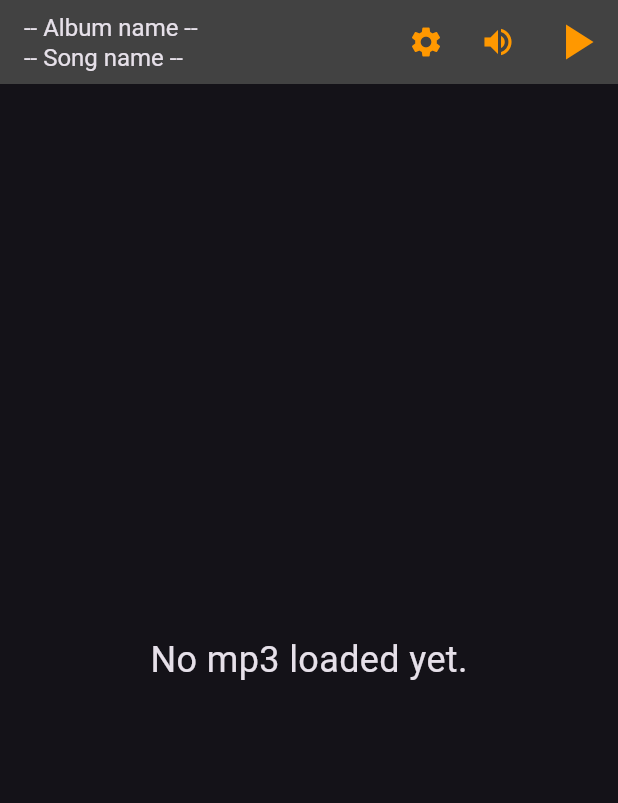
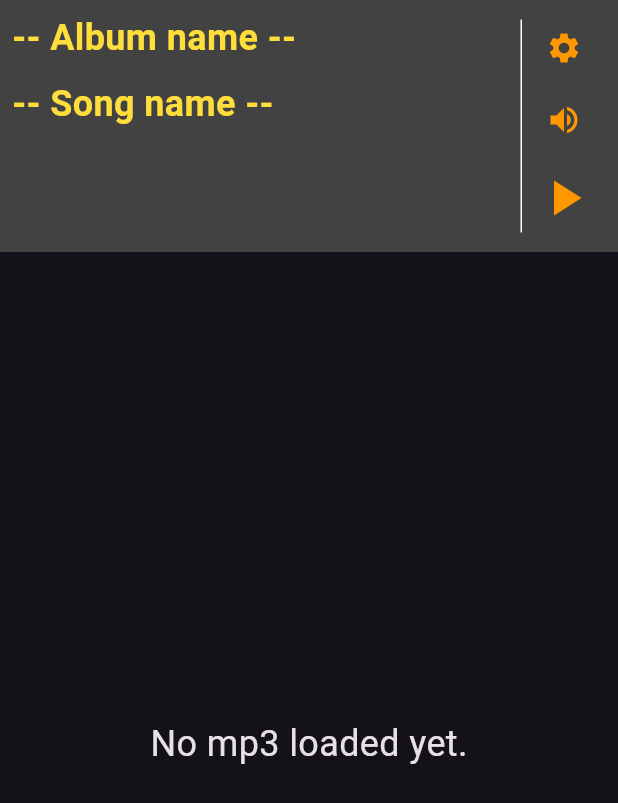
Before and after one commit to Movinghead333/flow_lyrix, a Flutter app: the screen it shows after launch, on a phone screen of 412 x 824 dp. Shown: the top 803 px of the screen. Run offline on Flutter 3.47's test engine with Material 3 defaults, Android fonts, the phone set to English and light mode, and no system bars; our stand-ins replace flutter_colorpicker, get_storage, just_audio, rxdart; missing offline and left inert: audio_session, christian_lyrics, flutter_media_metadata, receive_sharing_intent, sylt_parser, uri_to_file_new; statements that could not run were skipped.

Commit message:
Version 0.13.1 working

````diff
--- /dev/null
+++ b/devtools_options.yaml
@@ -0,0 +1,3 @@
+description: This file stores settings for Dart & Flutter DevTools.
+documentation: https://docs.flutter.dev/tools/devtools/extensions#configure-extension-enablement-states
+extensions:
--- a/lib/main.dart
+++ b/lib/main.dart
@@ -32,6 +32,7 @@ class _MainAppState extends State<MainApp> {
         darkTheme: darkTheme,
         initialRoute: ShowLyricsScreen.routeName,
         routes: {
+          "/": (context) => const ShowLyricsScreen(),
           ShowLyricsScreen.routeName: (context) => const ShowLyricsScreen(),
           AppSettingsScreen.routeName: (context) => const AppSettingsScreen(),
         },
--- a/lib/screens/show_lyrics_screen.dart
+++ b/lib/screens/show_lyrics_screen.dart
@@ -5,6 +5,7 @@ import 'package:flow_lyrix/models/song_info.dart';
 import 'package:flow_lyrix/providers/app_settings_provider.dart';
 import 'package:flow_lyrix/providers/song_provider.dart';
 import 'package:flow_lyrix/theme.dart';
+import 'package:flow_lyrix/widgets/app_settings_stream_builder.dart';
 import 'package:flow_lyrix/widgets/player_state_interaction_button.dart';
 import 'package:flow_lyrix/widgets/volume_control_button.dart';
 import 'package:flutter/material.dart';
@@ -89,9 +90,22 @@ class _ShowLyricsScreenState extends State<ShowLyricsScreen>
   @override
   Widget build(BuildContext context) {
     return Scaffold(
-      appBar: AppBar(
-        backgroundColor: appBarColor,
-        title: StreamBuilder(
+      body: SafeArea(
+        child: Column(
+          children: [
+            Container(
+              color: appBarColor,
+              child: Padding(
+                padding: const EdgeInsets.all(8.0),
+                child: IntrinsicHeight(
+                  child: Row(
+                    crossAxisAlignment: CrossAxisAlignment.center,
+                    children: [
+                      Expanded(
+                        flex: 1,
+                        child: AppSettingsStreamBuilder(
+                            builder: (context, appSettings) {
+                          return StreamBuilder(
                             stream: _songProvider.songInfoStream,
                             builder: (context, snapshot) {
                               if (!snapshot.hasData) {
@@ -104,19 +118,56 @@ class _ShowLyricsScreenState extends State<ShowLyricsScreen>
                               return Column(
                                 crossAxisAlignment: CrossAxisAlignment.start,
                                 children: [
-                Text(songInfo.albumName, style: appBarSmallTextStyle),
-                Text(songInfo.songName, style: appBarSmallTextStyle),
+                                  Text(
+                                    songInfo.albumName,
+                                    style: TextStyle(
+                                      fontSize: appSettings.fontSize,
+                                      color: appSettings.textHighlightColor,
+                                      fontWeight: FontWeight.bold,
+                                    ),
+                                    softWrap: true,
+                                  ),
+                                  const SizedBox(height: 10),
+                                  Text(
+                                    songInfo.songName,
+                                    style: TextStyle(
+                                      fontSize: appSettings.fontSize,
+                                      color: appSettings.textHighlightColor,
+                                      fontWeight: FontWeight.bold,
+                                    ),
+                                    softWrap: true,
+                                  ),
                                 ],
                               );
                             },
+                          );
+                        }),
                       ),
-        actions: const <Widget>[
+                      const VerticalDivider(
+                        color: Colors.white,
+                        thickness: 1,
+                        width: 1,
+                        indent: 5,
+                        endIndent: 5,
+                      ),
+                      const SizedBox(
+                        width: 56,
+                        child: Column(
+                          crossAxisAlignment: CrossAxisAlignment.stretch,
+                          children: [
                             SettingsButton(),
                             VolumeControlButton(),
                             PlayerStateInteractionButton(),
                           ],
                         ),
-      body: StreamBuilder<AppSettings>(
+                      ),
+                    ],
+                  ),
+                ),
+              ),
+            ),
+            Expanded(
+              child: StreamBuilder<AppSettings>(
                   stream: _appSettingsProvider.appSettingsStream,
                   builder: (context, snapshot) {
                     if (snapshot.hasError) {
@@ -164,6 +215,7 @@ class _ShowLyricsScreenState extends State<ShowLyricsScreen>
                           return Column(
                             crossAxisAlignment: CrossAxisAlignment.center,
                             mainAxisAlignment: MainAxisAlignment.center,
+                            mainAxisSize: MainAxisSize.min,
                             children: [
                               // Display seek bar. Using StreamBuilder, this widget rebuilds
                               // each time the position, buffered position or duration changes.
@@ -173,18 +225,25 @@ class _ShowLyricsScreenState extends State<ShowLyricsScreen>
                                   final positionData = snapshot.data;
 
                                   if (positionData != null) {
-                            _songProvider.christianLyrics.setPositionWithOffset(
-                                position: positionData.position.inMilliseconds,
-                                duration: positionData.duration.inMilliseconds);
+                                    _songProvider.christianLyrics
+                                        .setPositionWithOffset(
+                                            position: positionData
+                                                .position.inMilliseconds,
+                                            duration: positionData
+                                                .duration.inMilliseconds);
                                   }
 
                                   return SeekBar(
-                            duration: positionData?.duration ?? Duration.zero,
-                            position: positionData?.position ?? Duration.zero,
+                                    duration:
+                                        positionData?.duration ?? Duration.zero,
+                                    position:
+                                        positionData?.position ?? Duration.zero,
                                     bufferedPosition:
-                                positionData?.bufferedPosition ?? Duration.zero,
+                                        positionData?.bufferedPosition ??
+                                            Duration.zero,
                                     onChangeEnd: (Duration d) {
-                              _songProvider.christianLyrics.resetLyric();
+                                      _songProvider.christianLyrics
+                                          .resetLyric();
                                       _songProvider.christianLyrics
                                           .setPositionWithOffset(
                                               position: d.inMilliseconds,
@@ -196,20 +255,24 @@ class _ShowLyricsScreenState extends State<ShowLyricsScreen>
                                 },
                               ),
                               const SizedBox(height: 5),
-                      Expanded(
+                              Flexible(
                                 child: Container(
                                   color: appSettings.backgroundColor,
                                   child: StreamBuilder<PlayerState>(
-                            stream: _songProvider.player.playerStateStream,
+                                    stream:
+                                        _songProvider.player.playerStateStream,
                                     builder: (context, snapshot) {
                                       final playerState = snapshot.data;
-                              final playing = playerState?.playing ?? false;
-                              return _songProvider.christianLyrics.getLyric(
+                                      final playing =
+                                          playerState?.playing ?? false;
+                                      return _songProvider.christianLyrics
+                                          .getLyric(
                                         context,
                                         isPlaying: playing,
                                         textHighlightColor:
                                             appSettings.textHighlightColor,
-                                textDefaultColor: appSettings.textDefaultColor,
+                                        textDefaultColor:
+                                            appSettings.textDefaultColor,
                                         fontSize: appSettings.fontSize,
                                         animateLyricLines:
                                             appSettings.animateLyricsLines,
@@ -222,6 +285,10 @@ class _ShowLyricsScreenState extends State<ShowLyricsScreen>
                           );
                         });
                   }),
+            ),
+          ],
+        ),
+      ),
     );
   }
 }
--- /dev/null
+++ b/lib/widgets/app_settings_stream_builder.dart
@@ -0,0 +1,54 @@
+import 'package:flutter/material.dart';
+import 'package:flow_lyrix/models/app_settings.dart';
+import 'package:flow_lyrix/providers/app_settings_provider.dart';
+import 'package:provider/provider.dart';
+
+/// A utility widget that provides automatic rebuilding when AppSettings change.
+///
+/// This widget uses a StreamBuilder internally to listen to the AppSettingsStream
+/// from the AppSettingsProvider and automatically rebuilds the child widget whenever
+/// the settings change.
+///
+/// Example usage:
+/// ```dart
+/// AppSettingsStreamBuilder(
+///   builder: (context, appSettings) => Text(
+///     'Font size: ${appSettings.fontSize}',
+///   ),
+/// )
+/// ```
+class AppSettingsStreamBuilder extends StatelessWidget {
+  /// A builder function that receives the current AppSettings and returns a widget.
+  final Widget Function(BuildContext context, AppSettings appSettings) builder;
+
+  const AppSettingsStreamBuilder({
+    Key? key,
+    required this.builder,
+  }) : super(key: key);
+
+  @override
+  Widget build(BuildContext context) {
+    final appSettingsProvider =
+        Provider.of<AppSettingsProvider>(context, listen: false);
+
+    return StreamBuilder<AppSettings>(
+      stream: appSettingsProvider.appSettingsStream,
+      initialData: appSettingsProvider.appSettings,
+      builder: (context, snapshot) {
+        if (snapshot.hasError) {
+          return Center(
+            child: Text('Error loading app settings: ${snapshot.error}'),
+          );
+        }
+
+        if (!snapshot.hasData) {
+          return const Center(
+            child: CircularProgressIndicator(),
+          );
+        }
+
+        return builder(context, snapshot.data!);
+      },
+    );
+  }
+}
--- a/lib/widgets/player_state_interaction_button.dart
+++ b/lib/widgets/player_state_interaction_button.dart
@@ -25,7 +25,6 @@ class PlayerStateInteractionButton extends StatelessWidget {
         if (processingState == ProcessingState.loading ||
             processingState == ProcessingState.buffering) {
           return Container(
-            margin: const EdgeInsets.all(8.0),
             width: iconSize,
             height: iconSize,
             child: const CircularProgressIndicator(),
--- a/pubspec.yaml
+++ b/pubspec.yaml
@@ -1,7 +1,7 @@
 name: flow_lyrix
 description: An app for loading mp3 files and display the lyrics within those mp3 files based on timestamps.
 publish_to: "none"
-version: 0.12.0
+version: 0.13.1
 
 environment:
   sdk: ">=2.12.0 <3.0.0"
````
Also changed, not shown: 2 other files. Lines whose indentation alone changed are shown as unchanged.
